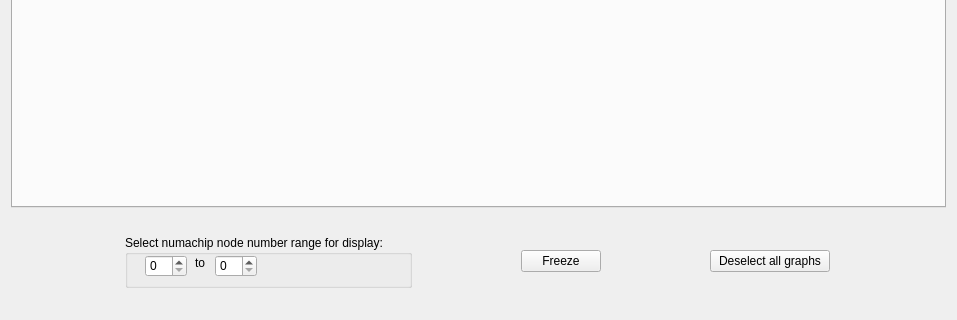
First picture: the form in os/nc-gui/nc-pstat-gui/nc-stat.ui, repository numascale/nc-utils, before the edit; both pictures show x 0 to 957 and y 502 to 822 of the 957 by 822 pixel window.
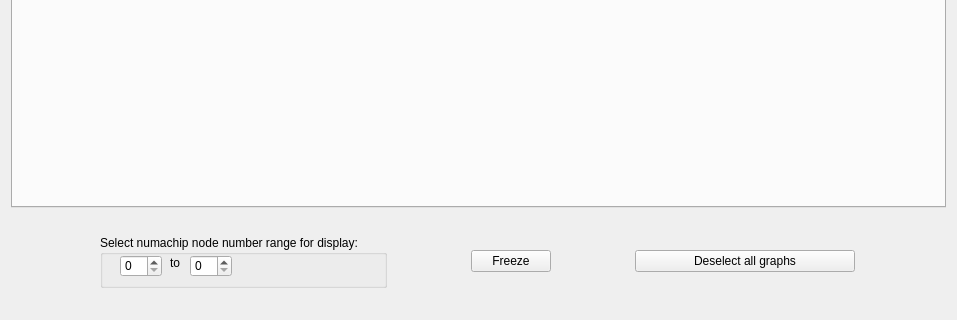
Second picture: the form after the edit.

Commit message: Fixed wrong size of button

Diff of the .ui file:
```diff
--- a/os/nc-gui/nc-pstat-gui/nc-stat.ui
+++ b/os/nc-gui/nc-pstat-gui/nc-stat.ui
@@ -235,14 +235,14 @@
          <item>
           <widget class="QPushButton" name="pushButton_2">
            <property name="sizePolicy">
-            <sizepolicy hsizetype="Minimum" vsizetype="Fixed">
+            <sizepolicy hsizetype="MinimumExpanding" vsizetype="Fixed">
              <horstretch>0</horstretch>
              <verstretch>0</verstretch>
             </sizepolicy>
            </property>
            <property name="maximumSize">
             <size>
-             <width>120</width>
+             <width>220</width>
              <height>16777215</height>
             </size>
            </property>
```
The commit also changes 1 other file.
